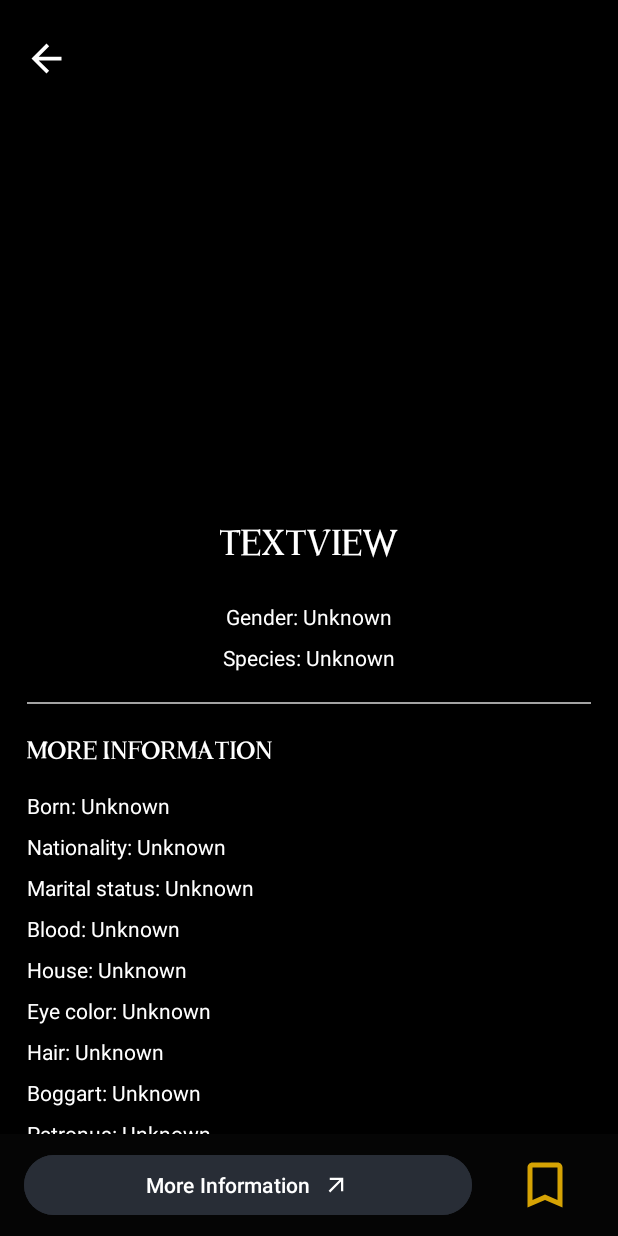
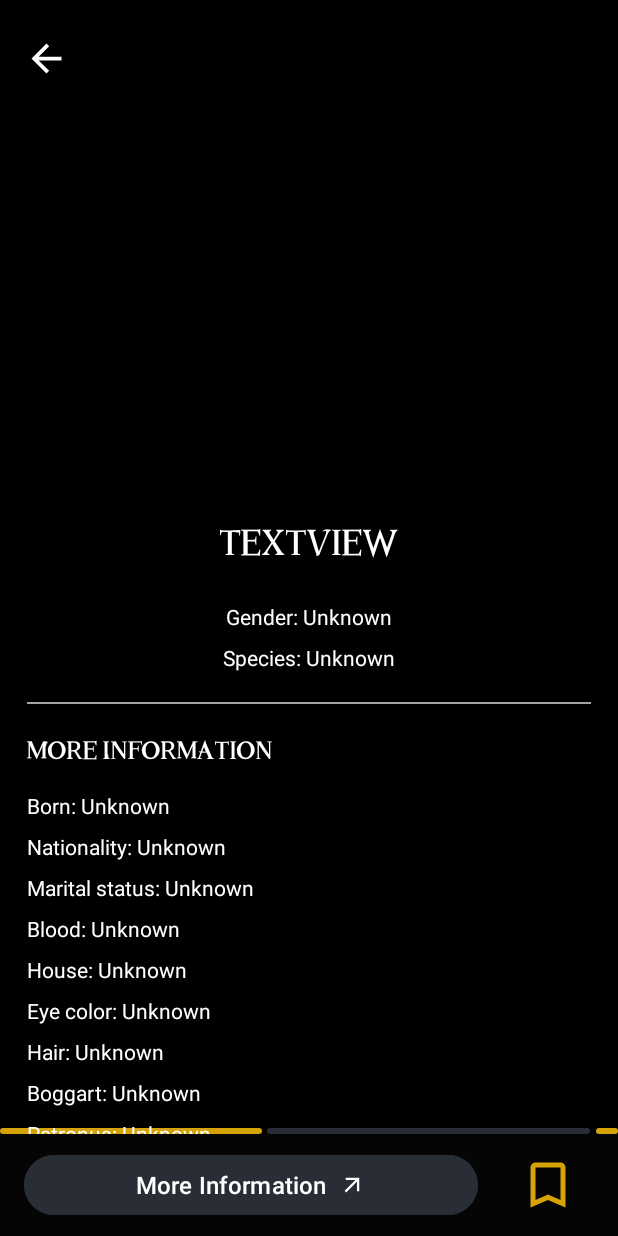
Before and after one commit to pyaestk/PotterVerse, an Android app: the layout activity_character_details.xml on its own in the app's theme, with its tools: preview values and no code run, on a phone screen of 412 x 824 dp. Run offline under Robolectric (Android 15) with nearby library versions, the phone set to English and light mode, and no system bars.

Commit message:
fixed UI

```diff
--- a/app/src/main/res/layout/activity_character_details.xml
+++ b/app/src/main/res/layout/activity_character_details.xml
@@ -6,6 +6,16 @@
     android:layout_height="match_parent"
     android:background="@color/black"
     tools:context=".views.activities.CharacterDetailsActivity">
+
+    <com.google.android.material.progressindicator.LinearProgressIndicator
+        android:id="@+id/progressBar3"
+        android:layout_width="match_parent"
+        android:layout_height="wrap_content"
+        app:trackColor="@color/secondary_color"
+        android:indeterminate="true"
+        app:layout_constraintBottom_toTopOf="@+id/constraintLayout"
+        app:layout_constraintEnd_toEndOf="parent"
+        app:layout_constraintStart_toStartOf="parent" />
 
     <LinearLayout
         android:id="@+id/constraintLayout"
@@ -29,7 +39,7 @@
             android:backgroundTint="@color/primary_color_light"
             android:text="More Information"
             android:textColor="@color/white"
-            android:textSize="14sp"
+            android:textSize="16sp"
             app:icon="@drawable/ic_arrow_upward"
             app:iconGravity="textEnd"
             app:iconTint="@color/white" />
@@ -177,15 +187,16 @@
                     android:textSize="14sp" />
 
                 <LinearLayout
+                    android:id="@+id/more_info"
                     android:layout_width="match_parent"
                     android:layout_height="match_parent"
-                    android:layout_marginTop="16dp"
                     android:orientation="vertical">
 
                     <TextView
                         android:id="@+id/bornTextView"
                         android:layout_width="match_parent"
                         android:layout_height="wrap_content"
+                        android:layout_marginTop="16dp"
                         android:text="Born: Unknown"
                         android:textColor="@color/white"
                         android:textSize="14sp"
```
Also changed, not shown: app/src/main/java/com/project/potterverse/views/activities/BookDetailsActivity.kt (+16 -0 lines), app/src/main/java/com/project/potterverse/views/activities/CharacterDetailsActivity.kt (+14 -0 lines), app/src/main/java/com/project/potterverse/views/fragments/subFragments/CharactersFragment.kt (+11 -0 lines), app/src/main/java/com/project/potterverse/views/fragments/subFragments/MoviesFragment.kt (+11 -0 lines), app/src/main/res/layout/activity_book_details.xml (+34 -15 lines), app/src/main/res/layout/fragment_characters.xml (+12 -0 lines), app/src/main/res/layout/fragment_movies.xml (+11 -0 lines).
